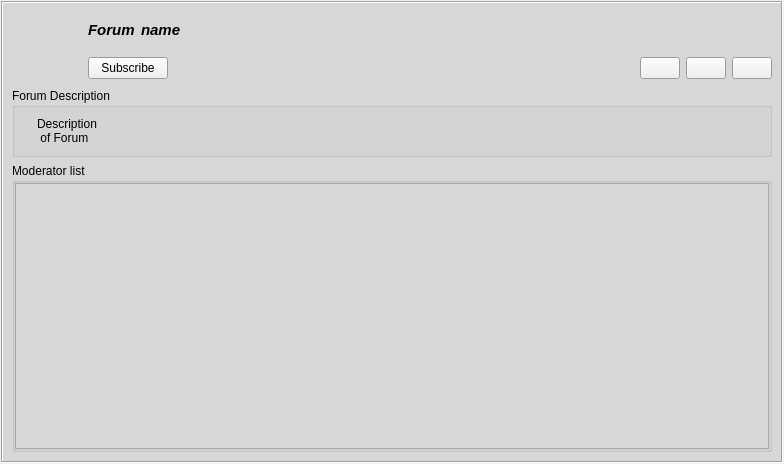
The window that retroshare-gui/src/gui/feeds/GxsForumGroupItem.ui (RetroShare/RetroShare) describes before a commit, drawn with Qt 5.
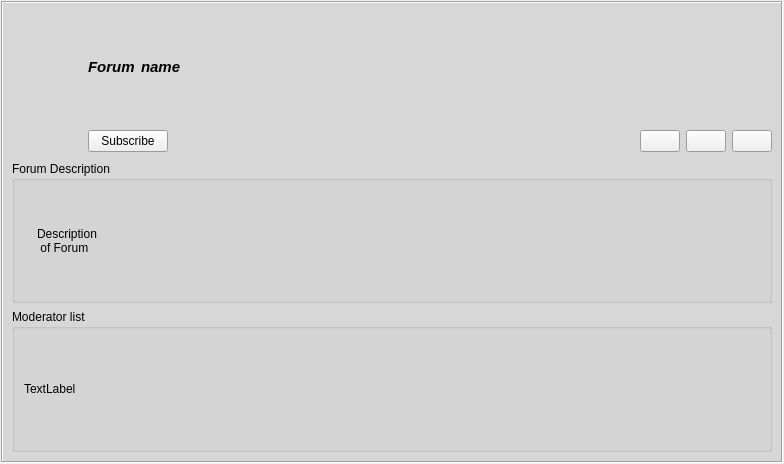
The same window after the commit. Icons and pictures are not drawn.

Commit message:
Changed Moderators list to use with a Label, less space is used then before
Changed Moderators list to use with a QLabel, less space is used then before

Diff of the .ui file:
```diff
--- a/retroshare-gui/src/gui/feeds/GxsForumGroupItem.ui
+++ b/retroshare-gui/src/gui/feeds/GxsForumGroupItem.ui
@@ -371,22 +371,32 @@
         </property>
         <layout class="QHBoxLayout" name="moderatorList_GB_HL">
          <property name="spacing">
-          <number>0</number>
+          <number>6</number>
          </property>
          <property name="leftMargin">
-          <number>0</number>
+          <number>9</number>
          </property>
          <property name="topMargin">
-          <number>0</number>
+          <number>9</number>
          </property>
          <property name="rightMargin">
-          <number>0</number>
+          <number>9</number>
          </property>
          <property name="bottomMargin">
-          <number>0</number>
+          <number>9</number>
          </property>
          <item>
-          <widget class="QTextEdit" name="moderatorList_TE"/>
+          <widget class="QLabel" name="moderatorList_TE">
+           <property name="text">
+            <string>TextLabel</string>
+           </property>
+           <property name="wordWrap">
+            <bool>true</bool>
+           </property>
+           <property name="textInteractionFlags">
+            <set>Qt::LinksAccessibleByMouse|Qt::TextSelectableByMouse</set>
+           </property>
+          </widget>
          </item>
         </layout>
        </widget>
```
